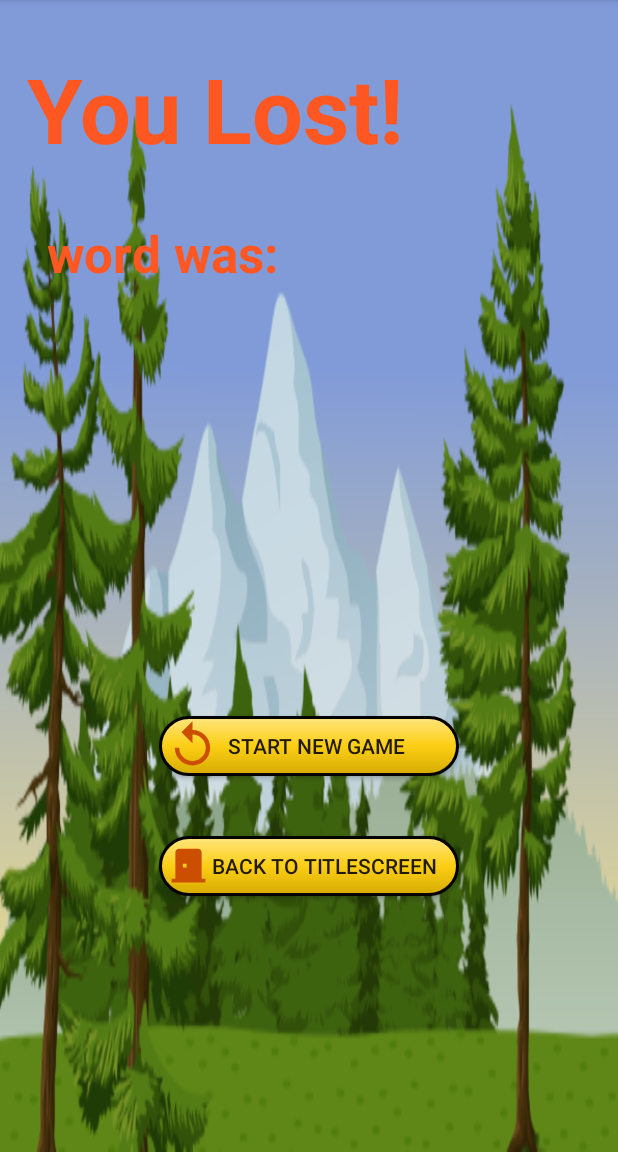
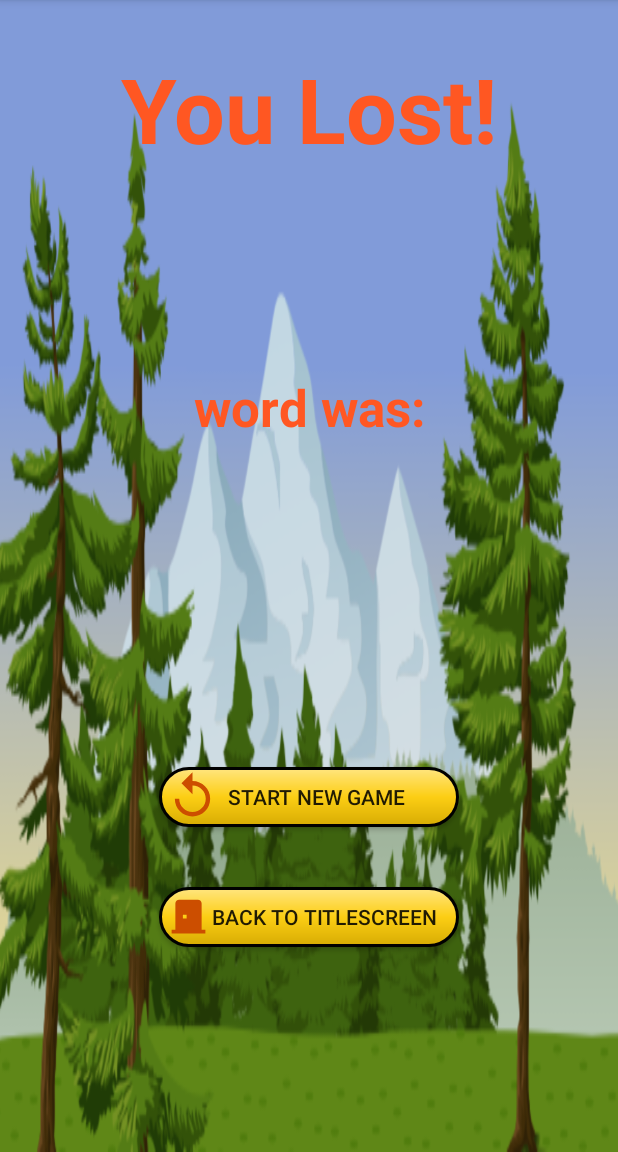
Before and after one commit to Mobiilikehitysprojekti-Ryhma-5-TVT20SPO/Ekarepo, an Android app: the LoseFragment screen opened through its navigation route, on a phone screen of 412 x 824 dp, the part 84-1236 px from its top. Run offline under Robolectric (Android 15) with nearby library versions, the phone set to English and light mode, and no system bars.

Commit message:
pieniä parannuksia ja kommentteja lisätty

```diff
--- a/app/src/main/java/com/example/hirsipuu/GameFragment.kt
+++ b/app/src/main/java/com/example/hirsipuu/GameFragment.kt
@@ -135,11 +135,11 @@ class GameFragment : Fragment() {
     fun victory(word:String){
         val db = Database(context)
         db.updateTry(word,currentTries) // päivittää sanan yritysmäärää, kutsumalla updateTry() database välilehdestä.
-        val bundle= bundleOf("key" to word)
+        val bundle= bundleOf("key" to word)                                         //Tehdään voitto fragmentille bundle jossa pelin sana
         findNavController().navigate(R.id.action_gameFragment_to_victoryFragment,bundle)   // navigoi voitto fragmenttiin kutsuessa
     }
     fun lose(word:String){
-        val bundle = bundleOf("key" to word)
+        val bundle = bundleOf("key" to word)                                        //Tehdään voitto fragmentille bundle jossa pelin sana
         findNavController().navigate(R.id.action_gameFragment_to_loseFragment,bundle)      // navigoi häviö fragmenttiin kutsuessa
 
 
--- a/app/src/main/java/com/example/hirsipuu/LoseFragment.kt
+++ b/app/src/main/java/com/example/hirsipuu/LoseFragment.kt
@@ -11,10 +11,10 @@ import androidx.fragment.app.Fragment
 import androidx.navigation.findNavController
 
 class LoseFragment : Fragment () {
-    private var word = ""
+    private var word = ""                           //Tehdään tyhjä String muuttuja johon asetetaan pelin sana
     override fun onAttach(context: Context) {
         super.onAttach(context)
-        arguments?.getString("key")?.let { word=it }
+        arguments?.getString("key")?.let { word=it }    //Asetetaan pelin sana String muuttujaan
     }
 
     override fun onCreateView(
@@ -22,14 +22,14 @@ class LoseFragment : Fragment () {
         container: ViewGroup?,
         savedInstanceState: Bundle?
     ): View? {
-        val binding = inflater.inflate(R.layout.lose_fragment, container, false)
-        val startAgainBut : Button = binding.findViewById(R.id.newGameBut)
+        val binding = inflater.inflate(R.layout.lose_fragment, container, false)    //Haetaan view bindiin
+        val startAgainBut : Button = binding.findViewById(R.id.newGameBut)                      //haetaan kaikki käytettävät widgetit
         val backToStart : Button = binding.findViewById(R.id.backToStartBut)
         val wordtext : TextView = binding.findViewById(R.id.textView2)
-        val wt = "word was:$word"
-        wordtext.text = wt
-        startAgainBut.setOnClickListener{view:View->view.findNavController().navigate(R.id.action_loseFragment_to_gameFragment)}
-        backToStart.setOnClickListener{view:View->view.findNavController().navigate(R.id.action_loseFragment_to_titleFragment)}
+        val wt = "word was:$word"                                                               //tehdään String jossa pelin sana mukana
+        wordtext.text = wt                                                                      //Laitetaan String textviewiin
+        startAgainBut.setOnClickListener{view:View->view.findNavController().navigate(R.id.action_loseFragment_to_gameFragment)}    //Mennään peli fragmenttiin
+        backToStart.setOnClickListener{view:View->view.findNavController().navigate(R.id.action_loseFragment_to_titleFragment)}     //Mennään alku fragmenttiin
         return binding
     }
 }
--- a/app/src/main/java/com/example/hirsipuu/RulesFragment.kt
+++ b/app/src/main/java/com/example/hirsipuu/RulesFragment.kt
@@ -14,9 +14,9 @@ class RulesFragment : Fragment (){
         container: ViewGroup?,
         savedInstanceState: Bundle?
     ): View? {
-        val binding = inflater.inflate(R.layout.rules_fragment, container, false)
-        val backToStart : Button = binding.findViewById(R.id.backRulerBut)
-        backToStart.setOnClickListener{view:View->view.findNavController().navigate(R.id.action_rulesFragment_to_titleFragment)}
+        val binding = inflater.inflate(R.layout.rules_fragment, container, false)       //Haetaan view bindiin
+        val backToStart : Button = binding.findViewById(R.id.backRulerBut)                          //haetaan kaikki käytettävät widgetit
+        backToStart.setOnClickListener{view:View->view.findNavController().navigate(R.id.action_rulesFragment_to_titleFragment)}    //Mennään alku fragmenttiin
         return binding
     }
 }
--- a/app/src/main/java/com/example/hirsipuu/TitleFragment.kt
+++ b/app/src/main/java/com/example/hirsipuu/TitleFragment.kt
@@ -36,15 +36,15 @@ class TitleFragment : Fragment() {
         savedInstanceState: Bundle?
     ): View? {
         // Inflate the layout for this fragment
-        val binding = inflater.inflate(R.layout.fragment_title, container, false)
-        val startGameBut : Button = binding.findViewById(R.id.startBut)
+        val binding = inflater.inflate(R.layout.fragment_title, container, false)       //Otetaan view bindiin
+        val startGameBut : Button = binding.findViewById(R.id.startBut)                             //Haetaan tarvittavat widgetit
         val addWordBut : Button = binding.findViewById(R.id.addBut)
         val rulBut : Button = binding.findViewById(R.id.rulesBut)
         val listBut : Button = binding.findViewById(R.id.listBut)
-        rulBut.setOnClickListener{view:View->view.findNavController().navigate(R.id.action_titleFragment_to_rulesFragment)}
-        listBut.setOnClickListener{view:View->view.findNavController().navigate(R.id.action_titleFragment_to_wordListFragment)}
-        addWordBut.setOnClickListener{view:View->view.findNavController().navigate(R.id.action_titleFragment_to_addWordFragment)}
-        startGameBut.setOnClickListener{view : View->view.findNavController().navigate(R.id.action_titleFragment_to_gameFragment)}
+        rulBut.setOnClickListener{view:View->view.findNavController().navigate(R.id.action_titleFragment_to_rulesFragment)}         //Mennään sääntö fragmenttiin
+        listBut.setOnClickListener{view:View->view.findNavController().navigate(R.id.action_titleFragment_to_wordListFragment)}     //Mennään sanalista fragmenttiin
+        addWordBut.setOnClickListener{view:View->view.findNavController().navigate(R.id.action_titleFragment_to_addWordFragment)}   //Mennään sananlisäys fragmenttiin
+        startGameBut.setOnClickListener{view : View->view.findNavController().navigate(R.id.action_titleFragment_to_gameFragment)}  //Mennään peli fragmenttiin
         return binding
     }
 
--- a/app/src/main/res/layout/game_fragment.xml
+++ b/app/src/main/res/layout/game_fragment.xml
@@ -30,7 +30,7 @@
     <TextView
         android:id="@+id/guessWordText"
         android:layout_width="381dp"
-        android:layout_height="52dp"
+        android:layout_height="wrap_content"
         android:layout_marginTop="16dp"
         android:textAlignment="center"
         android:letterSpacing="0.3"
--- a/app/src/main/res/layout/lose_fragment.xml
+++ b/app/src/main/res/layout/lose_fragment.xml
@@ -7,8 +7,8 @@
 
     <TextView
         android:id="@+id/textView"
-        android:layout_width="376dp"
-        android:layout_height="82dp"
+        android:layout_width="wrap_content"
+        android:layout_height="wrap_content"
         android:layout_marginTop="32dp"
         android:text="You Lost!"
         android:textColor="#FF5722"
@@ -32,9 +32,9 @@
 
     <TextView
         android:id="@+id/textView2"
-        android:layout_width="350dp"
-        android:layout_height="80dp"
-        android:layout_marginTop="32dp"
+        android:layout_width="wrap_content"
+        android:layout_height="wrap_content"
+        android:layout_marginTop="136dp"
         android:text="TextView"
         android:textColor="#FF5722"
         android:textSize="34sp"
--- a/app/src/main/res/layout/rules_fragment.xml
+++ b/app/src/main/res/layout/rules_fragment.xml
@@ -10,7 +10,7 @@
         android:layout_width="390dp"
         android:layout_height="587dp"
         android:layout_marginTop="16dp"
-        android:text="Pelin säännöt: seitsemän yritystä arvata sana"
+        android:text="Game rules: you have seven tries to guess the word"
         android:textColor="#FF5722"
         android:textStyle="bold"
         android:textSize="40sp"
```
Also changed, not shown: app/src/main/java/com/example/hirsipuu/Database.kt (+11 -11 lines), app/src/main/java/com/example/hirsipuu/VictoryFragment.kt (+8 -8 lines), app/src/main/res/layout/victory_fragment.xml (+4 -4 lines).
